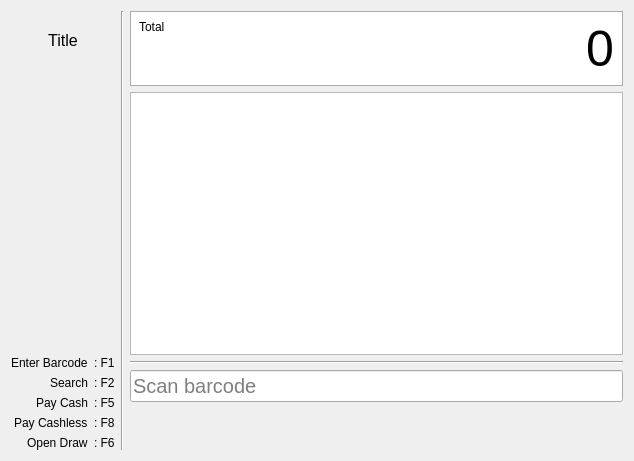
apinprastya/sultan, file libgui/cashier/cashierwidget.ui: the form before one commit.
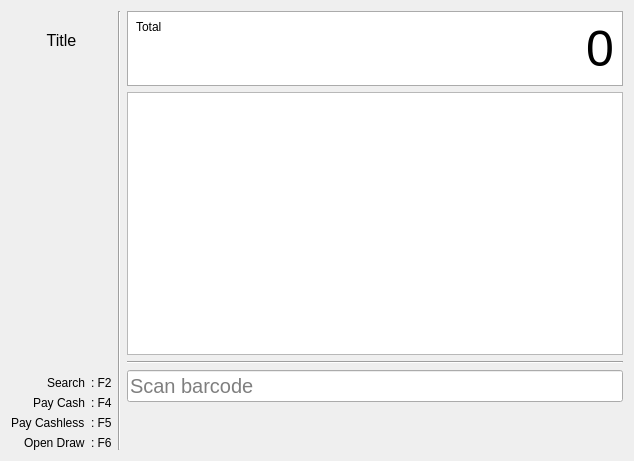
The form after the commit. Icons and pictures are not drawn.

What changed in the file:
```diff
--- a/libgui/cashier/cashierwidget.ui
+++ b/libgui/cashier/cashierwidget.ui
@@ -61,70 +61,80 @@
         <set>Qt::AlignRight|Qt::AlignTrailing|Qt::AlignVCenter</set>
        </property>
        <item row="0" column="0">
-        <widget class="QLabel" name="label_3">
-         <property name="text">
-          <string>Enter Barcode</string>
-         </property>
-        </widget>
-       </item>
-       <item row="1" column="0">
         <widget class="QLabel" name="label_4">
+         <property name="styleSheet">
+          <string notr="true">font-size: 12px;</string>
+         </property>
          <property name="text">
           <string>Search</string>
          </property>
         </widget>
        </item>
        <item row="0" column="1">
-        <widget class="QLabel" name="label_5">
-         <property name="text">
-          <string>: F1</string>
-         </property>
-        </widget>
-       </item>
-       <item row="1" column="1">
         <widget class="QLabel" name="label_2">
+         <property name="styleSheet">
+          <string notr="true">font-size: 12px;</string>
+         </property>
          <property name="text">
           <string>: F2</string>
          </property>
         </widget>
        </item>
-       <item row="2" column="0">
+       <item row="1" column="0">
         <widget class="QLabel" name="label_6">
+         <property name="styleSheet">
+          <string notr="true">font-size: 12px;</string>
+         </property>
          <property name="text">
           <string>Pay Cash</string>
          </property>
         </widget>
        </item>
-       <item row="2" column="1">
+       <item row="1" column="1">
         <widget class="QLabel" name="label_7">
+         <property name="styleSheet">
+          <string notr="true">font-size: 12px;</string>
+         </property>
          <property name="text">
-          <string>: F5</string>
+          <string>: F4</string>
          </property>
         </widget>
        </item>
-       <item row="3" column="0">
+       <item row="2" column="0">
         <widget class="QLabel" name="label_8">
+         <property name="styleSheet">
+          <string notr="true">font-size: 12px;</string>
+         </property>
          <property name="text">
           <string>Pay Cashless</string>
          </property>
         </widget>
        </item>
-       <item row="3" column="1">
+       <item row="2" column="1">
         <widget class="QLabel" name="label_9">
+         <property name="styleSheet">
+          <string notr="true">font-size: 12px;</string>
+         </property>
          <property name="text">
-          <string>: F8</string>
+          <string>: F5</string>
          </property>
         </widget>
        </item>
-       <item row="4" column="0">
+       <item row="3" column="0">
         <widget class="QLabel" name="label_10">
+         <property name="styleSheet">
+          <string notr="true">font-size: 12px;</string>
+         </property>
          <property name="text">
           <string>Open Draw</string>
          </property>
         </widget>
        </item>
-       <item row="4" column="1">
+       <item row="3" column="1">
         <widget class="QLabel" name="label_11">
+         <property name="styleSheet">
+          <string notr="true">font-size: 12px;</string>
+         </property>
          <property name="text">
           <string>: F6</string>
          </property>
@@ -178,7 +188,7 @@
            </sizepolicy>
           </property>
           <property name="styleSheet">
-           <string notr="true">font-size: 50px; border: none; font: arial;</string>
+           <string notr="true">font-size: 50px; border: none;</string>
           </property>
           <property name="text">
            <string>0</string>
```
